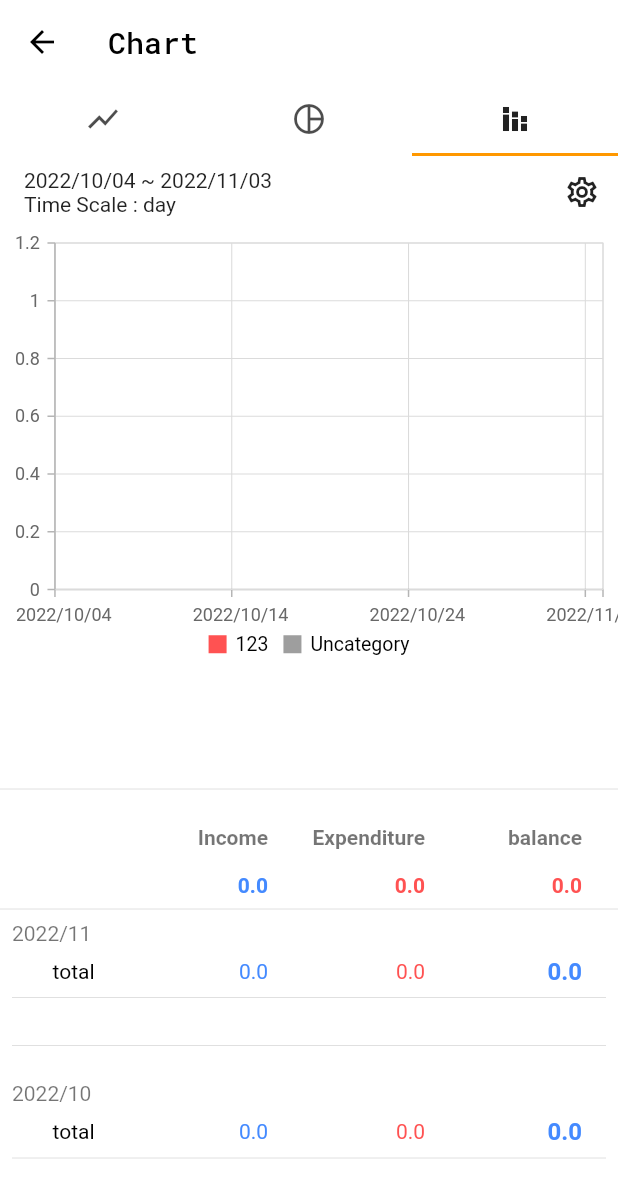
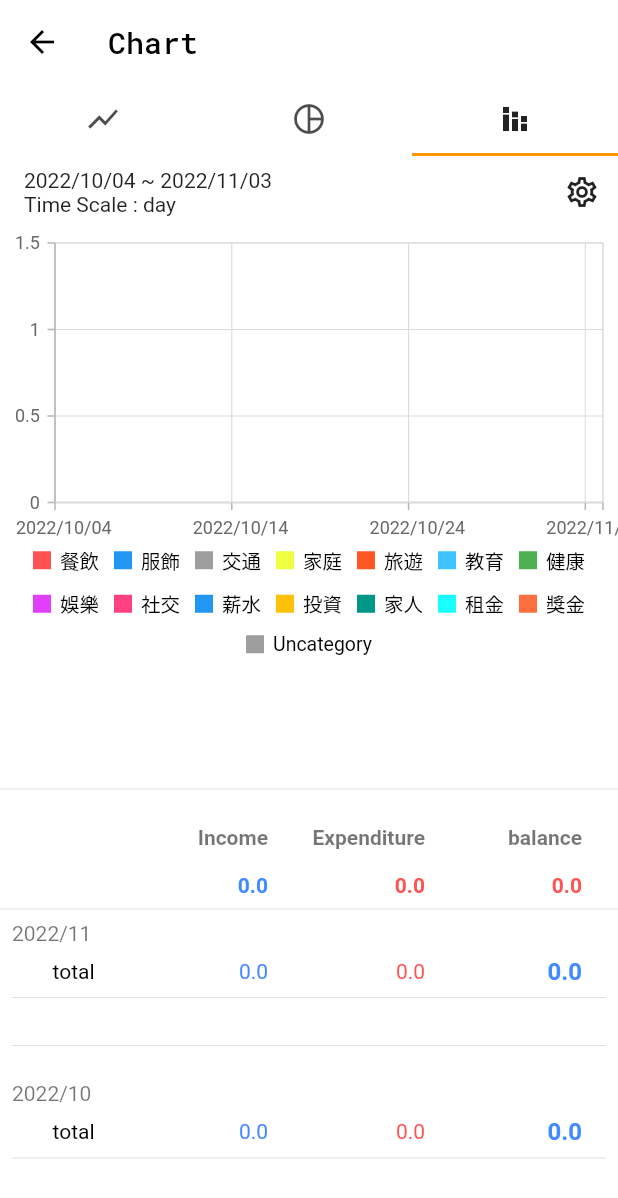
Before and after one commit to HCKUO1117/accounting, a Flutter app: the ChartScreen screen opened directly, tab 3 chosen, on a phone screen of 412 x 824 dp. Shown: the top 1198 px of the screen. Run offline on Flutter 3.47's test engine with Material 2 defaults, Android fonts, the phone set to English and light mode, and no system bars; drawn by our look-alikes of google_mobile_ads; our stand-ins replace animated_bottom_navigation_bar, dropdown_button2, firebase_analytics, firebase_auth, firebase_core, firebase_remote_config and 15 more; missing offline and left inert: excel, flutter_email_sender, flutter_multi_select_items, googleapis, in_app_purchase_android; accounts and stored records are empty; network calls fail; statements that could not run were skipped.

Commit message:
預設分類(tag 和中英版未處理

```diff
--- a/lib/res/constants.dart
+++ b/lib/res/constants.dart
@@ -10,11 +10,102 @@ class Constants {
   static List<CategoryModel> defaultCategories = [
     CategoryModel(
       sort: 0,
+      type: CategoryType.expenditure,
+      icon: 'fastfood',
+      name: '餐飲',
+      iconColor: Colors.redAccent,
+    ),
+    CategoryModel(
+      sort: 1,
+      type: CategoryType.expenditure,
+      icon: 'shopping_bag',
+      name: '服飾',
+      iconColor: Colors.blue,
+    ),
+    CategoryModel(
+      sort: 2,
+      type: CategoryType.expenditure,
+      icon: 'commute',
+      name: '交通',
+      iconColor: Colors.grey,
+    ),
+    CategoryModel(
+      sort: 3,
+      type: CategoryType.expenditure,
+      icon: 'home',
+      name: '家庭',
+      iconColor: Colors.limeAccent,
+    ),
+    CategoryModel(
+      sort: 4,
+      type: CategoryType.expenditure,
+      icon: 'flight_takeoff',
+      name: '旅遊',
+      iconColor: Colors.deepOrange,
+    ),
+    CategoryModel(
+      sort: 5,
+      type: CategoryType.expenditure,
+      icon: 'school',
+      name: '教育',
+      iconColor: Colors.lightBlueAccent,
+    ),
+    CategoryModel(
+      sort: 6,
+      type: CategoryType.expenditure,
+      icon: 'healing',
+      name: '健康',
+      iconColor: Colors.green,
+    ),
+    CategoryModel(
+      sort: 7,
+      type: CategoryType.expenditure,
+      icon: 'videogame_asset',
+      name: '娛樂',
+      iconColor: Colors.purpleAccent,
+    ),
+    CategoryModel(
+      sort: 8,
+      type: CategoryType.expenditure,
+      icon: 'people',
+      name: '社交',
+      iconColor: Colors.pinkAccent,
+    ),
+    CategoryModel(
+      sort: 0,
       type: CategoryType.income,
-      icon: 'directions_car',
-      name: '123',
-      iconColor: Colors.redAccent,
-    )
+      icon: 'account_balance_wallet_outlined',
+      name: '薪水',
+      iconColor: Colors.blue,
+    ),
+    CategoryModel(
+      sort: 1,
+      type: CategoryType.income,
+      icon: 'account_balance',
+      name: '投資',
+      iconColor: Colors.amber,
+    ),
+    CategoryModel(
+      sort: 2,
+      type: CategoryType.income,
+      icon: 'family_restroom',
+      name: '家人',
+      iconColor: Colors.teal,
+    ),
+    CategoryModel(
+      sort: 3,
+      type: CategoryType.income,
+      icon: 'paid',
+      name: '租金',
+      iconColor: Colors.cyanAccent,
+    ),
+    CategoryModel(
+      sort: 4,
+      type: CategoryType.income,
+      icon: 'emoji_events',
+      name: '獎金',
+      iconColor: Colors.deepOrangeAccent,
+    ),
   ];
 
   ///notification
--- a/lib/screens/category/category_screen.dart
+++ b/lib/screens/category/category_screen.dart
@@ -4,7 +4,6 @@ import 'package:accounting/db/record_tag_db.dart';
 import 'package:accounting/db/tag_db.dart';
 import 'package:accounting/db/tag_model.dart';
 import 'package:accounting/generated/l10n.dart';
-import 'package:accounting/provider/iap.dart';
 import 'package:accounting/provider/main_provider.dart';
 import 'package:accounting/screens/category/add_category_page.dart';
 import 'package:accounting/screens/category/add_tag_page.dart';
@@ -37,7 +36,7 @@ class _CategoryScreenState extends State<CategoryScreen> with TickerProviderStat
 
   @override
   Widget build(BuildContext context) {
-    return Consumer2<MainProvider,IAP>(builder: (BuildContext context, MainProvider mainProvider,IAP iap, _) {
+    return Consumer<MainProvider>(builder: (BuildContext context, MainProvider mainProvider, _) {
       return Scaffold(
         backgroundColor: Colors.white,
         appBar: AppBar(
@@ -66,21 +65,21 @@ class _CategoryScreenState extends State<CategoryScreen> with TickerProviderStat
         body: TabBarView(
           controller: _tabController,
           children: [
-            category(mainProvider,iap),
-            tag(mainProvider,iap),
+            category(mainProvider),
+            tag(mainProvider),
           ],
         ),
       );
     });
   }
 
-  Widget category(MainProvider provider,IAP iap) {
+  Widget category(MainProvider provider) {
     return Container(
       color: Colors.orangeAccent.shade200.withOpacity(0.2),
       child: ListView(
         children: [
           const SizedBox(height: 8),
-          if(!(iap.isSubscription ?? false)) const AdBanner(large: false),
+           const AdBanner(large: false),
           const SizedBox(height: 8),
           Row(
             crossAxisAlignment: CrossAxisAlignment.start,
@@ -285,13 +284,13 @@ class _CategoryScreenState extends State<CategoryScreen> with TickerProviderStat
     );
   }
 
-  Widget tag(MainProvider provider,IAP iap) {
+  Widget tag(MainProvider provider) {
     return Container(
       color: Colors.orangeAccent.shade200.withOpacity(0.2),
       child: ListView(
         children: [
           const SizedBox(height: 8),
-          if(!(iap.isSubscription ?? false)) const AdBanner(large: false),
+           const AdBanner(large: false),
           const SizedBox(height: 8),
           Padding(
             padding: const EdgeInsets.symmetric(horizontal: 8),
--- a/lib/screens/chart/chart_screen.dart
+++ b/lib/screens/chart/chart_screen.dart
@@ -39,8 +39,8 @@ class _ChartScreenState extends State<ChartScreen> with TickerProviderStateMixin
 
   @override
   Widget build(BuildContext context) {
-    return Consumer2<MainProvider,IAP>(
-      builder: (BuildContext context, MainProvider provider,IAP iap, _) {
+    return Consumer<MainProvider>(
+      builder: (BuildContext context, MainProvider provider, _) {
         return Scaffold(
           backgroundColor: Colors.white,
           appBar: AppBar(
@@ -74,9 +74,9 @@ class _ChartScreenState extends State<ChartScreen> with TickerProviderStateMixin
           body: TabBarView(
             controller: _tabController,
             children: [
-              line(provider,iap),
-              pie(provider,iap),
-              stackColumn(provider,iap),
+              line(provider),
+              pie(provider),
+              stackColumn(provider),
             ],
           ),
         );
@@ -84,7 +84,7 @@ class _ChartScreenState extends State<ChartScreen> with TickerProviderStateMixin
     );
   }
 
-  Widget line(MainProvider provider,IAP iap) {
+  Widget line(MainProvider provider) {
     int r = DateTime.now().millisecondsSinceEpoch;
     if (provider.lineChartState == AppState.loading) {
       return const Center(
@@ -139,7 +139,7 @@ class _ChartScreenState extends State<ChartScreen> with TickerProviderStateMixin
           series: provider.lineChartList,
         ),
         const SizedBox(height: 16),
-        if(!(iap.isSubscription ?? false)) const AdBanner(large: false),
+         const AdBanner(large: false),
         if (provider.lineScale != 2)
           dayList(
             provider,
@@ -167,7 +167,7 @@ class _ChartScreenState extends State<ChartScreen> with TickerProviderStateMixin
     );
   }
 
-  Widget pie(MainProvider provider,IAP iap) {
+  Widget pie(MainProvider provider) {
     int r = DateTime.now().millisecondsSinceEpoch;
 
     return ListView(
@@ -241,7 +241,7 @@ class _ChartScreenState extends State<ChartScreen> with TickerProviderStateMixin
           ],
         ),
         const SizedBox(height: 16),
-        if(!(iap.isSubscription ?? false)) const AdBanner(large: false),
+         const AdBanner(large: false),
         if (provider.pieScale != 2)
           dayList(
             provider,
@@ -269,7 +269,7 @@ class _ChartScreenState extends State<ChartScreen> with TickerProviderStateMixin
     );
   }
 
-  Widget stackColumn(MainProvider provider,IAP iap) {
+  Widget stackColumn(MainProvider provider) {
     int r = DateTime.now().millisecondsSinceEpoch;
     if (provider.lineChartState == AppState.loading) {
       return const Center(
@@ -323,7 +323,7 @@ class _ChartScreenState extends State<ChartScreen> with TickerProviderStateMixin
             ),
             series: provider.stackChartList),
         const SizedBox(height: 16),
-        if(!(iap.isSubscription ?? false)) const AdBanner(large: false),
+         const AdBanner(large: false),
         if (provider.stackScale != 2)
           dayList(
             provider,
--- a/lib/screens/dashboard/calendar_page.dart
+++ b/lib/screens/dashboard/calendar_page.dart
@@ -338,8 +338,7 @@ class _CalendarPageState extends State<CalendarPage> with TickerProviderStateMix
           ),
           const Divider(),
           const SizedBox(height: 16),
-          if(!(context.read<IAP>().isSubscription ?? false))
-const AdBanner(large: false),
+          const AdBanner(large: false),
           provider.currentAccountingList.isEmpty
               ? Column(
                   children: [
@@ -545,8 +544,7 @@ const AdBanner(large: false),
             ),
           ),
           const SizedBox(height: 16),
-          if(!(context.read<IAP>().isSubscription ?? false))
-const AdBanner(large: false),
+          const AdBanner(large: false),
           const SizedBox(height: 16),
           Row(
             children: [
@@ -1000,8 +998,7 @@ const AdBanner(large: false),
             ),
           ),
           const SizedBox(height: 16),
-          if(!(context.read<IAP>().isSubscription ?? false))
-const AdBanner(large: false),
+          const AdBanner(large: false),
           const SizedBox(height: 16),
           Row(
             children: [
--- a/lib/screens/dashboard/dashboard_screen.dart
+++ b/lib/screens/dashboard/dashboard_screen.dart
@@ -49,8 +49,8 @@ class _DashBoardScreenState extends State<DashBoardScreen> {
       S.of(context).thisYear,
       S.of(context).customize,
     ];
-    return Consumer2<MainProvider,IAP>(
-      builder: (BuildContext context, MainProvider provider,IAP iap, _) {
+    return Consumer<MainProvider>(
+      builder: (BuildContext context, MainProvider provider, _) {
         if (provider.selectedValue == 5) {
           items[5] =
               '${Utils.toDateString(provider.dashBoardStartDate)}${!provider.samDay ? ' ~ ' : ''}${!provider.samDay ? Utils.toDateString(provider.dashBoardEndDate) : ''}';
@@ -254,14 +254,12 @@ class _DashBoardScreenState extends State<DashBoardScreen> {
                                     height: 50,
                                   ),
                                   const SizedBox(height: 32),
-                                  if(!(iap.isSubscription ?? false))
-                                    const AdBanner(large: true),
+                                  const AdBanner(large: true),
                                 ],
                               )
                             : Column(
                                 children: [
-                                  if(!(iap.isSubscription ?? false))
-                                    const AdBanner(large: false),
+                                  const AdBanner(large: false),
                                   const SizedBox(height: 16),
                                   ListView.separated(
                                     padding: const EdgeInsets.only(bottom: 50),
--- a/lib/screens/goal/goal_screen.dart
+++ b/lib/screens/goal/goal_screen.dart
@@ -237,7 +237,6 @@ class _GoalScreenState extends State<GoalScreen> with TickerProviderStateMixin {
                           ),
                   ),
                 ),
-                if(!(context.read<IAP>().isSubscription ?? false))
                 const AdBanner(large: false),
                 Padding(
                   padding: const EdgeInsets.all(16),
@@ -247,9 +246,14 @@ const AdBanner(large: false),
                   ),
                 ),
                 Expanded(
-                  child: provider.fixedIncomeList.isEmpty ?
-                      Center(child: Text(S.of(context).noRecord,style: const TextStyle(color: Colors.orange),),)
-                      :ListView.separated(
+                  child: provider.fixedIncomeList.isEmpty
+                      ? Center(
+                          child: Text(
+                            S.of(context).noRecord,
+                            style: const TextStyle(color: Colors.orange),
+                          ),
+                        )
+                      : ListView.separated(
                           padding: const EdgeInsets.all(8),
                           shrinkWrap: true,
                           itemBuilder: (context, index) {
--- a/lib/screens/member/google_drive_page.dart
+++ b/lib/screens/member/google_drive_page.dart
@@ -277,7 +277,7 @@ class _GoogleDrivePageState extends State<GoogleDrivePage> {
                       const SizedBox(height: 32),
                       Text(S.of(context).googleDriveInfo),
                       const SizedBox(height: 32),
-                      if(!(iap.isSubscription ?? false))
+
                         const AdBanner(large: true),
                     ],
                   ),
--- a/lib/screens/member/member_screen.dart
+++ b/lib/screens/member/member_screen.dart
@@ -29,8 +29,8 @@ class _MemberScreenState extends State<MemberScreen> {
 
   @override
   Widget build(BuildContext context) {
-    return Consumer2<MainProvider,IAP>(
-      builder: (BuildContext context, MainProvider provider,IAP iap, _) {
+    return Consumer<MainProvider>(
+      builder: (BuildContext context, MainProvider provider, _) {
         return Scaffold(
           backgroundColor: Colors.white,
           appBar: AppBar(
@@ -121,7 +121,7 @@ class _MemberScreenState extends State<MemberScreen> {
               ),
               const Divider(),
               const SizedBox(height: 32),
-              if(!(iap.isSubscription ?? false)) const AdBanner(large: true),
+              const AdBanner(large: true),
             ],
           ),
         );
--- a/lib/screens/member/remove_ad_page.dart
+++ b/lib/screens/member/remove_ad_page.dart
@@ -12,6 +12,12 @@ class RemoveAdPage extends StatefulWidget {
 }
 
 class _RemoveAdPageState extends State<RemoveAdPage> {
+
+  @override
+  void initState() {
+    context.read<IAP>().initIAP();
+    super.initState();
+  }
   @override
   Widget build(BuildContext context) {
     return Consumer<IAP>(builder: (BuildContext context, IAP iap, _) {
--- a/lib/utils/my_banner_ad.dart
+++ b/lib/utils/my_banner_ad.dart
@@ -32,8 +32,9 @@ class _AdBannerState extends State<AdBanner> {
 
   @override
   Widget build(BuildContext context) {
-    var iap = context.read<IAP>();
-    if(iap.isSubscription == true){
+
+    return Consumer(builder: (BuildContext context, IAP iap, _) {
+      if (iap.isSubscription == true) {
         return const SizedBox();
       }
 
@@ -48,11 +49,12 @@ class _AdBannerState extends State<AdBanner> {
           children: [Expanded(child: AdWidget(ad: myBanner!))],
         ),
       );
+    });
   }
 
   Future<void> _loadAd() async {
     var iap = context.read<IAP>();
-    if(iap.isSubscription == true){
+    if (iap.isSubscription == true) {
       return;
     }
 
```
Lines whose indentation alone changed are shown as unchanged.
